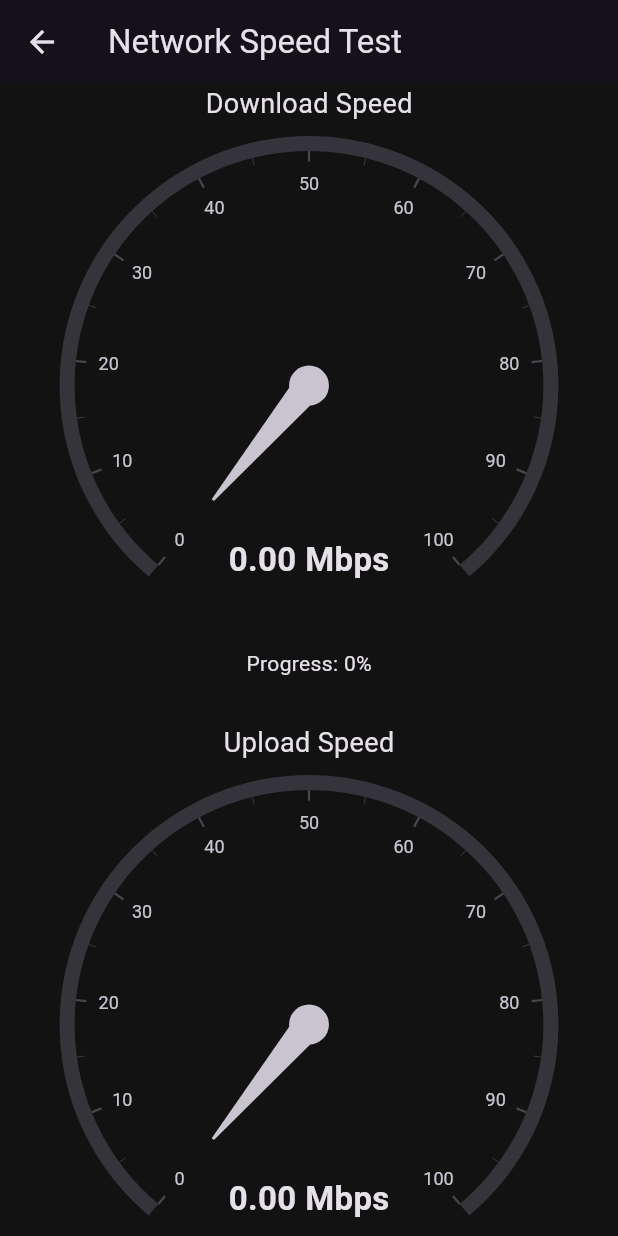
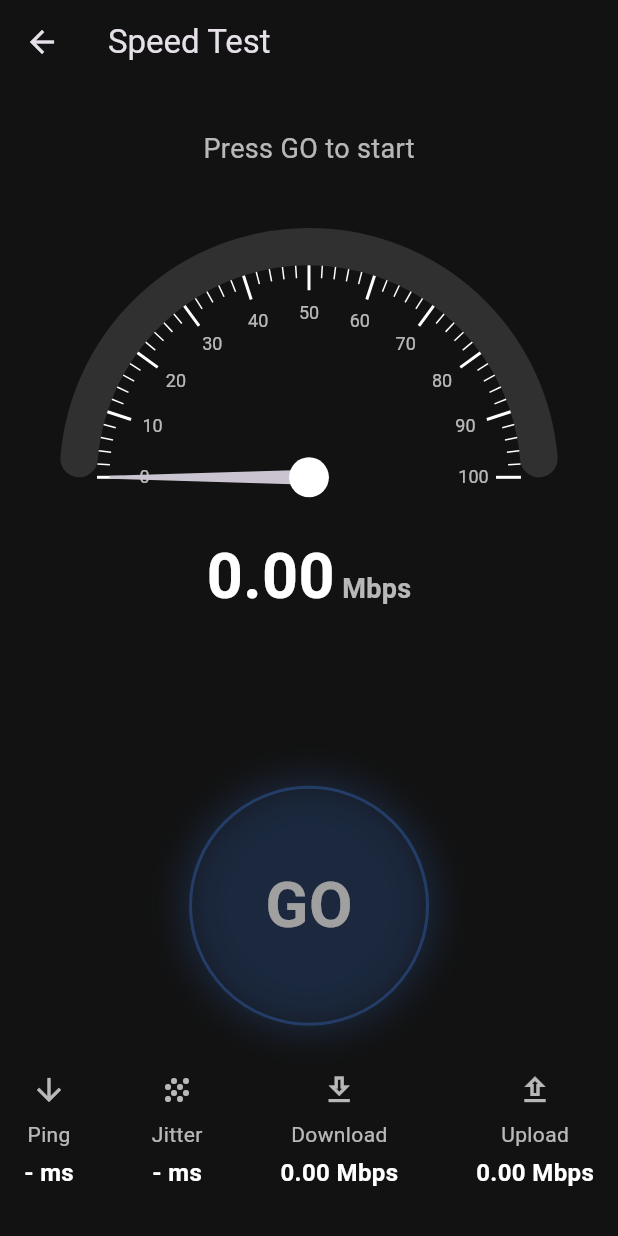
Before and after one commit to mafiatamilan/safeconnect, a Flutter app: the SpeedTestPage screen opened directly, on a phone screen of 412 x 824 dp. Run offline on Flutter 3.47's test engine with Material 3 defaults, Android fonts, the phone set to English and light mode, and no system bars; drawn by our look-alikes of syncfusion_flutter_gauges; our stand-ins replace flutter_secure_storage, permission_handler; missing offline and left inert: flutter_internet_speed_test, wifi_scan; accounts and stored records are empty.

Commit message:
UI fixes

```diff
--- a/frontend/lib/screens/speed_test_page.dart
+++ b/frontend/lib/screens/speed_test_page.dart
@@ -1,130 +1,298 @@
 // lib/screens/speed_test_page.dart
 import 'package:flutter/material.dart';
 import 'package:syncfusion_flutter_gauges/gauges.dart';
-import 'package:flutter_internet_speed_test/flutter_internet_speed_test.dart'; // Correct import
+import 'package:flutter_internet_speed_test/flutter_internet_speed_test.dart';
+
+// Enum to manage UI state based on testing stage
+enum TestStage { idle, download, upload, complete, error }
 
 class SpeedTestPage extends StatefulWidget {
   const SpeedTestPage({Key? key}) : super(key: key);
-
   @override
   _SpeedTestPageState createState() => _SpeedTestPageState();
 }
 
-class _SpeedTestPageState extends State<SpeedTestPage> {
-  // Use the new speed test object
+class _SpeedTestPageState extends State<SpeedTestPage> with TickerProviderStateMixin {
   final speedTest = FlutterInternetSpeedTest();
+  late AnimationController _buttonAnimationController;
 
+  TestStage _testStage = TestStage.idle;
   double _downloadRate = 0;
   double _uploadRate = 0;
-  String _downloadProgress = '0';
-  String _uploadProgress = '0';
-  bool _isTesting = false;
+  String _ping = '-';
+  String _jitter = '-';
+  String _isp = 'Press GO to start';
 
-  String _unitText = 'Mbps'; // To hold the unit (Mbps or Kbps)
+  @override
+  void initState() {
+    super.initState();
+    // Controller for the pulsing "GO" button animation
+    _buttonAnimationController = AnimationController(
+      vsync: this,
+      duration: const Duration(milliseconds: 1500),
+    )..repeat(reverse: true);
+  }
 
-  // This is the corrected test logic
   void _startTest() {
     setState(() {
-      _isTesting = true;
+      _testStage = TestStage.download;
+      _downloadRate = 0;
+      _uploadRate = 0;
     });
 
     speedTest.startTesting(
       onStarted: () {
-        setState(() {
-          _downloadRate = 0;
-          _uploadRate = 0;
-          _downloadProgress = '0';
-          _uploadProgress = '0';
-        });
+        setState(() => _isp = 'Connecting...');
       },
       onProgress: (double percent, TestResult data) {
         setState(() {
-          _unitText = data.unit == SpeedUnit.kbps ? 'Kbps' : 'Mbps'; // <-- CORRECT
-
           if (data.type == TestType.download) {
+            _testStage = TestStage.download;
             _downloadRate = data.transferRate;
-            _downloadProgress = percent.toStringAsFixed(2);
           } else {
+            _testStage = TestStage.upload;
             _uploadRate = data.transferRate;
-            _uploadProgress = percent.toStringAsFixed(2);
           }
         });
       },
       onCompleted: (TestResult download, TestResult upload) {
         setState(() {
+          _testStage = TestStage.complete;
           _downloadRate = download.transferRate;
           _uploadRate = upload.transferRate;
-          _isTesting = false;
         });
       },
       onError: (String errorMessage, String speedTestError) {
-        if (mounted) {
-          setState(() {
-            _isTesting = false;
-          });
-          ScaffoldMessenger.of(context).showSnackBar(
-            SnackBar(content: Text('Speed test failed: $errorMessage')),
-          );
-        }
+        setState(() => _testStage = TestStage.error);
+      },
+      onDefaultServerSelectionDone: (Client? client) {
+        setState(() => _isp = client?.isp ?? 'Your ISP');
       },
     );
   }
 
   @override
+  void dispose() {
+    _buttonAnimationController.dispose();
+    super.dispose();
+  }
+
+  @override
   Widget build(BuildContext context) {
+    double displayRate = (_testStage == TestStage.download) ? _downloadRate : _uploadRate;
+
     return Scaffold(
-      appBar: AppBar(title: const Text("Network Speed Test")),
+      backgroundColor: const Color(0xFF121212),
+      appBar: AppBar(
+        title: const Text('Speed Test'),
+        backgroundColor: Colors.transparent,
+        elevation: 0,
+      ),
       body: Center(
-        child: SingleChildScrollView(
         child: Column(
-            mainAxisAlignment: MainAxisAlignment.center,
-            children: <Widget>[
-              const Text('Download Speed', style: TextStyle(fontSize: 18)),
-              SfRadialGauge(
-                axes: <RadialAxis>[
-                  RadialAxis(
-                    minimum: 0,
-                    maximum: 100,
-                    pointers: <GaugePointer>[NeedlePointer(value: _downloadRate, enableAnimation: true)],
-                    annotations: <GaugeAnnotation>[
-                      GaugeAnnotation(
-                        widget: Text('${_downloadRate.toStringAsFixed(2)} $_unitText', style: const TextStyle(fontSize: 22, fontWeight: FontWeight.bold)),
-                        angle: 90,
-                        positionFactor: 0.7,
-                      )
+          mainAxisAlignment: MainAxisAlignment.spaceEvenly,
+          children: [
+            Text(_getStageTitle(), style: const TextStyle(color: Colors.white70, fontSize: 18)),
+            AnimatedGauge(
+              speed: displayRate,
+              isDownload: _testStage == TestStage.download,
+            ),
+            _buildStartButton(),
+            _buildResultMetrics(),
           ],
+        ),
+      ),
+    );
+  }
+
+  String _getStageTitle() {
+    switch (_testStage) {
+      case TestStage.download: return 'DOWNLOAD';
+      case TestStage.upload: return 'UPLOAD';
+      case TestStage.complete: return 'RESULTS';
+      case TestStage.error: return 'Test Failed';
+      default: return _isp;
+    }
+  }
+
+  Widget _buildStartButton() {
+    bool isTesting = _testStage == TestStage.download || _testStage == TestStage.upload;
+    return GestureDetector(
+      onTap: !isTesting ? _startTest : null,
+      child: isTesting
+          ? const SizedBox(height: 160) // Placeholder to maintain layout
+          : FadeTransition(
+              opacity: _buttonAnimationController.drive(CurveTween(curve: Curves.easeIn)),
+              child: Container(
+                width: 160,
+                height: 160,
+                decoration: BoxDecoration(
+                  shape: BoxShape.circle,
+                  color: Colors.transparent,
+                  border: Border.all(color: Colors.blueAccent.withOpacity(0.5), width: 2),
+                  boxShadow: [
+                    BoxShadow(
+                      color: Colors.blueAccent.withOpacity(0.3),
+                      blurRadius: 20,
+                      spreadRadius: 5,
                     ),
                   ],
                 ),
-              Text('Progress: $_downloadProgress%'),
-              const SizedBox(height: 30),
-              const Text('Upload Speed', style: TextStyle(fontSize: 18)),
-              SfRadialGauge(
-                axes: <RadialAxis>[
-                  RadialAxis(
-                    minimum: 0,
-                    maximum: 100,
-                    pointers: <GaugePointer>[NeedlePointer(value: _uploadRate, enableAnimation: true)],
-                    annotations: <GaugeAnnotation>[
-                      GaugeAnnotation(
-                        widget: Text('${_uploadRate.toStringAsFixed(2)} $_unitText', style: const TextStyle(fontSize: 22, fontWeight: FontWeight.bold)),
-                        angle: 90,
-                        positionFactor: 0.7,
-                      )
-                    ],
-                  ),
-                ],
-              ),
-              Text('Progress: $_uploadProgress%'),
-              const SizedBox(height: 30),
-              ElevatedButton(
-                onPressed: _isTesting ? null : _startTest, // Call the corrected method
-                child: Text(_isTesting ? 'Testing...' : 'Start Test'),
-              ),
-            ],
+                child: const Center(
+                  child: Text('GO', style: TextStyle(color: Colors.white, fontSize: 42, fontWeight: FontWeight.bold)),
                 ),
               ),
             ),
     );
   }
+
+  Widget _buildResultMetrics() {
+    return Padding(
+      padding: const EdgeInsets.symmetric(horizontal: 16.0),
+      child: Row(
+        mainAxisAlignment: MainAxisAlignment.spaceBetween,
+        children: [
+          _buildMetricItem(Icons.arrow_downward, 'Ping', _ping, 'ms'),
+          _buildMetricItem(Icons.grain, 'Jitter', _jitter, 'ms'),
+          _buildMetricItem(Icons.download_outlined, 'Download', _downloadRate.toStringAsFixed(2), 'Mbps'),
+          _buildMetricItem(Icons.upload_outlined, 'Upload', _uploadRate.toStringAsFixed(2), 'Mbps'),
+        ],
+      ),
+    );
   }
+
+  Widget _buildMetricItem(IconData icon, String title, String value, String unit) {
+    return Column(
+      children: [
+        Icon(icon, color: Colors.white70),
+        const SizedBox(height: 8),
+        Text(title, style: const TextStyle(color: Colors.white70)),
+        const SizedBox(height: 4),
+        Text('$value $unit', style: const TextStyle(color: Colors.white, fontWeight: FontWeight.bold, fontSize: 16)),
+      ],
+    );
+  }
+}
+
+// Custom widget to handle smooth gauge animations
+class AnimatedGauge extends StatefulWidget {
+  final double speed;
+  final bool isDownload;
+
+  const AnimatedGauge({Key? key, required this.speed, required this.isDownload}) : super(key: key);
+
+  @override
+  _AnimatedGaugeState createState() => _AnimatedGaugeState();
+}
+
+class _AnimatedGaugeState extends State<AnimatedGauge> with SingleTickerProviderStateMixin {
+  late AnimationController _controller;
+  late Animation<double> _animation;
+
+  @override
+  void initState() {
+    super.initState();
+    _controller = AnimationController(
+      vsync: this,
+      duration: const Duration(milliseconds: 600),
+    );
+    _animation = Tween<double>(begin: 0, end: widget.speed)
+        .animate(CurvedAnimation(parent: _controller, curve: Curves.easeInOut));
+  }
+
+  @override
+  void didUpdateWidget(covariant AnimatedGauge oldWidget) {
+    super.didUpdateWidget(oldWidget);
+    if (oldWidget.speed != widget.speed) {
+      _animation = Tween<double>(begin: oldWidget.speed, end: widget.speed)
+          .animate(CurvedAnimation(parent: _controller, curve: Curves.easeInOut));
+      _controller
+        ..reset()
+        ..forward();
+    }
+  }
+
+  @override
+  void dispose() {
+    _controller.dispose();
+    super.dispose();
+  }
+
+  @override
+  Widget build(BuildContext context) {
+    final downloadGradient = const SweepGradient(colors: [Color(0xFF00C3FF), Color(0xFF00FFC2)]);
+    final uploadGradient = const SweepGradient(colors: [Color(0xFFd946ef), Color(0xFFa21caf)]);
+
+    return AnimatedBuilder(
+      animation: _animation,
+      builder: (context, child) {
+        return SfRadialGauge(
+          axes: <RadialAxis>[
+            RadialAxis(
+              minimum: 0,
+              maximum: 100,
+              showLabels: true,
+              showTicks: true,
+              showAxisLine: true,
+              axisLabelStyle: const GaugeTextStyle(color: Colors.white70, fontSize: 12),
+              labelsPosition: ElementsPosition.inside,
+              ticksPosition: ElementsPosition.inside,
+              majorTickStyle: const MajorTickStyle(length: 0.1, thickness: 2, color: Colors.white, lengthUnit: GaugeSizeUnit.factor),
+              minorTickStyle: const MinorTickStyle(length: 0.05, thickness: 1, color: Colors.white, lengthUnit: GaugeSizeUnit.factor),
+              minorTicksPerInterval: 4,
+              interval: 10,
+              startAngle: 180,
+              endAngle: 0,
+              axisLineStyle: AxisLineStyle(
+                thickness: 0.15,
+                cornerStyle: CornerStyle.bothCurve,
+                color: Colors.grey[850],
+                thicknessUnit: GaugeSizeUnit.factor,
+              ),
+              pointers: <GaugePointer>[
+                RangePointer(
+                  value: _animation.value,
+                  cornerStyle: CornerStyle.bothCurve,
+                  width: 0.15,
+                  sizeUnit: GaugeSizeUnit.factor,
+                  gradient: widget.isDownload ? downloadGradient : uploadGradient,
+                ),
+                NeedlePointer(
+                  value: _animation.value,
+                  needleStartWidth: 1,
+                  needleEndWidth: 5,
+                  needleLength: 0.8,
+                  knobStyle: const KnobStyle(knobRadius: 0.08, sizeUnit: GaugeSizeUnit.factor, color: Colors.white),
+                )
+              ],
+              annotations: <GaugeAnnotation>[
+                GaugeAnnotation(
+                  // ****************** THE FINAL FIX ******************
+                  // Replaced the Column with a single Text.rich widget
+                  // to guarantee perfect alignment of the number and unit.
+                  widget: Text.rich(
+                    TextSpan(
+                      children: <TextSpan>[
+                        TextSpan(
+                          text: _animation.value.toStringAsFixed(2),
+                          style: const TextStyle(fontSize: 42, fontWeight: FontWeight.bold, color: Colors.white, height: 1.0),
+                        ),
+                        const TextSpan(
+                          text: ' Mbps',
+                          style: TextStyle(fontSize: 18, color: Colors.white70, fontWeight: FontWeight.w600),
+                        ),
+                      ],
+                    ),
+                    textAlign: TextAlign.center,
+                  ),
+                  angle: 90,
+                  positionFactor: 0.4, // Adjusted position for better centering
+                )
+              ],
+            ),
+          ],
+        );
+      },
+    );
+  }
+}
--- a/frontend/lib/services/auth_service.dart
+++ b/frontend/lib/services/auth_service.dart
@@ -6,7 +6,7 @@ import 'dart:io' show Platform;
 
 class AuthService {
   // Use 10.0.2.2 for the Android Emulator to connect to localhost
-  final String _baseUrl = "http://10.0.2.2:1337"; // CORRECT address for the Android emulator
+  final String _baseUrl = "http://192.168.1.7:1337"; // CORRECT address for the Android emulator
 
   final _storage = const FlutterSecureStorage();
 
```
Also changed, not shown: 16 other files. Lines whose indentation alone changed are shown as unchanged.
